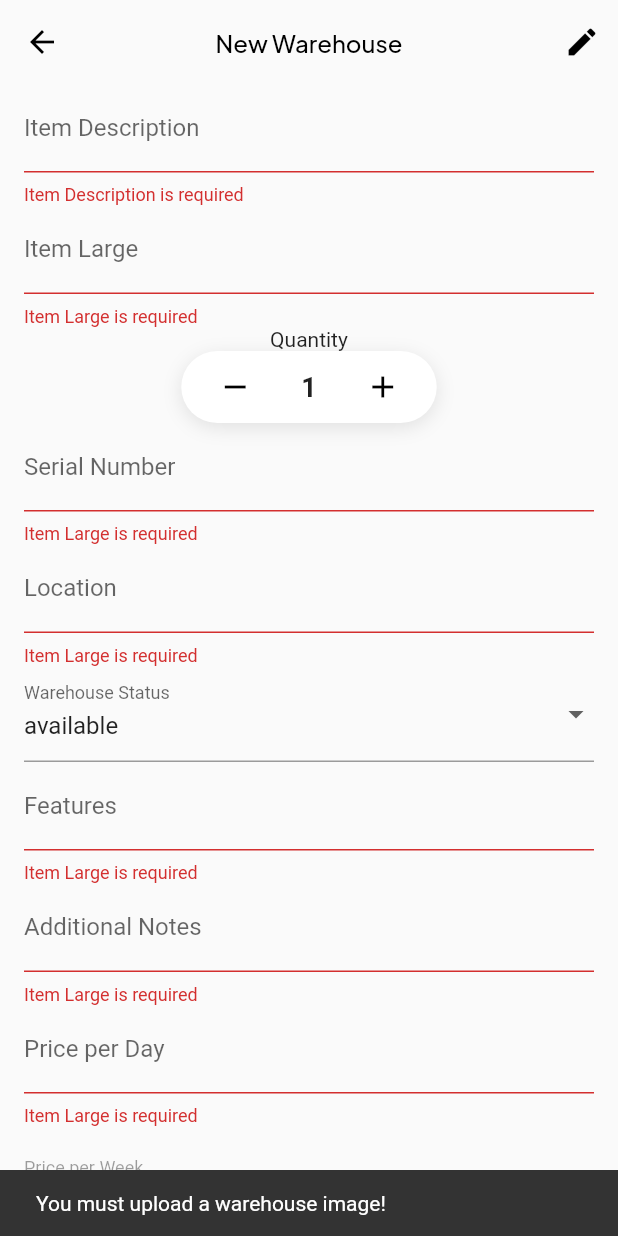
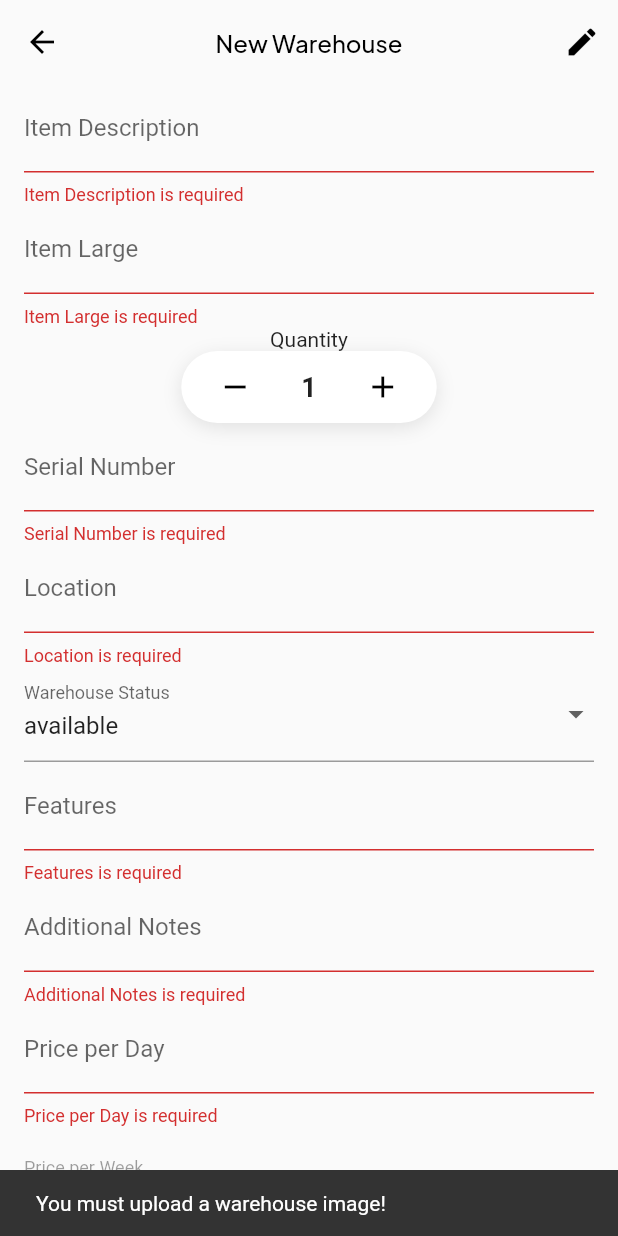
Before and after one commit to alfaalexx/warebox_seller, a Flutter app: the AddWarehousePage screen opened directly, scrolled down 489 dp, after a tap on the "add" icon, after a tap on "Add Warehouse", on a phone screen of 412 x 824 dp. Run offline on Flutter 3.47's test engine with Material 2 defaults, Android fonts, the phone set to English and light mode, and no system bars; our stand-ins replace cloud_firestore, firebase_auth, firebase_core, firebase_storage, font_awesome_flutter, google_fonts and 1 more; accounts and stored records are empty.

Commit message:
revisi validator add new warehouse

```diff
--- a/lib/pages/warehouse/add_warehouse_page.dart
+++ b/lib/pages/warehouse/add_warehouse_page.dart
@@ -26,7 +26,7 @@ class _AddWarehousePageState extends State<AddWarehousePage> {
   String category = '';
   String itemDescription = '';
   String uid = '';
-  String itemLarge = '';
+  int itemLarge = 0;
   int quantity = 0;
   String serialNumber = '';
   String location = '';
@@ -430,16 +430,24 @@ class _AddWarehousePageState extends State<AddWarehousePage> {
                   return null;
                 },
               ),
-
-              // New fields
               TextFormField(
                 controller: itemLargeController,
                 decoration: InputDecoration(labelText: 'Item Large'),
-                onChanged: (value) => setState(() => itemLarge = value),
+                keyboardType: TextInputType.number, // Show number keyboard type
+                inputFormatters: <TextInputFormatter>[
+                  FilteringTextInputFormatter.digitsOnly // Allow only numbers
+                ],
+                onChanged: (value) => setState(() {
+                  // Parse the input to an integer before saving it in the state.
+                  itemLarge = int.tryParse(value) ??
+                      0; // Use tryParse to avoid exceptions
+                }),
                 validator: (value) {
-                  // Tambahkan validator
                   if (value == null || value.isEmpty) {
                     return 'Item Large is required';
+                  }
+                  if (int.tryParse(value) == null) {
+                    return 'Please enter a valid integer'; // Ensure the input is an integer
                   }
                   return null;
                 },
@@ -453,7 +461,7 @@ class _AddWarehousePageState extends State<AddWarehousePage> {
                 validator: (value) {
                   // Tambahkan validator
                   if (value == null || value.isEmpty) {
-                    return 'Item Large is required';
+                    return 'Serial Number is required';
                   }
                   return null;
                 },
@@ -465,7 +473,7 @@ class _AddWarehousePageState extends State<AddWarehousePage> {
                 validator: (value) {
                   // Tambahkan validator
                   if (value == null || value.isEmpty) {
-                    return 'Item Large is required';
+                    return 'Location is required';
                   }
                   return null;
                 },
@@ -484,7 +492,7 @@ class _AddWarehousePageState extends State<AddWarehousePage> {
                 validator: (value) {
                   // Tambahkan validator
                   if (value == null || value.isEmpty) {
-                    return 'Item Large is required';
+                    return 'Warehouse Status is required';
                   }
                   return null;
                 },
@@ -496,7 +504,7 @@ class _AddWarehousePageState extends State<AddWarehousePage> {
                 validator: (value) {
                   // Tambahkan validator
                   if (value == null || value.isEmpty) {
-                    return 'Item Large is required';
+                    return 'Features is required';
                   }
                   return null;
                 },
@@ -508,7 +516,7 @@ class _AddWarehousePageState extends State<AddWarehousePage> {
                 validator: (value) {
                   // Tambahkan validator
                   if (value == null || value.isEmpty) {
-                    return 'Item Large is required';
+                    return 'Additional Notes is required';
                   }
                   return null;
                 },
@@ -530,7 +538,7 @@ class _AddWarehousePageState extends State<AddWarehousePage> {
                 validator: (value) {
                   // Tambahkan validator
                   if (value == null || value.isEmpty) {
-                    return 'Item Large is required';
+                    return 'Price per Day is required';
                   }
                   return null;
                 },
@@ -543,13 +551,6 @@ class _AddWarehousePageState extends State<AddWarehousePage> {
                 enabled: false,
                 controller:
                     TextEditingController(text: formatRupiah(pricePerDay * 7)),
-                validator: (value) {
-                  // Tambahkan validator
-                  if (value == null || value.isEmpty) {
-                    return 'Item Large is required';
-                  }
-                  return null;
-                },
               ),
               SizedBox(height: 10),
               TextField(
@@ -569,7 +570,6 @@ class _AddWarehousePageState extends State<AddWarehousePage> {
                 controller: TextEditingController(
                     text: formatRupiah(pricePerDay * 365)),
               ),
-
               ElevatedButton(
                 onPressed: () {
                   // Cek apakah form valid.
```
